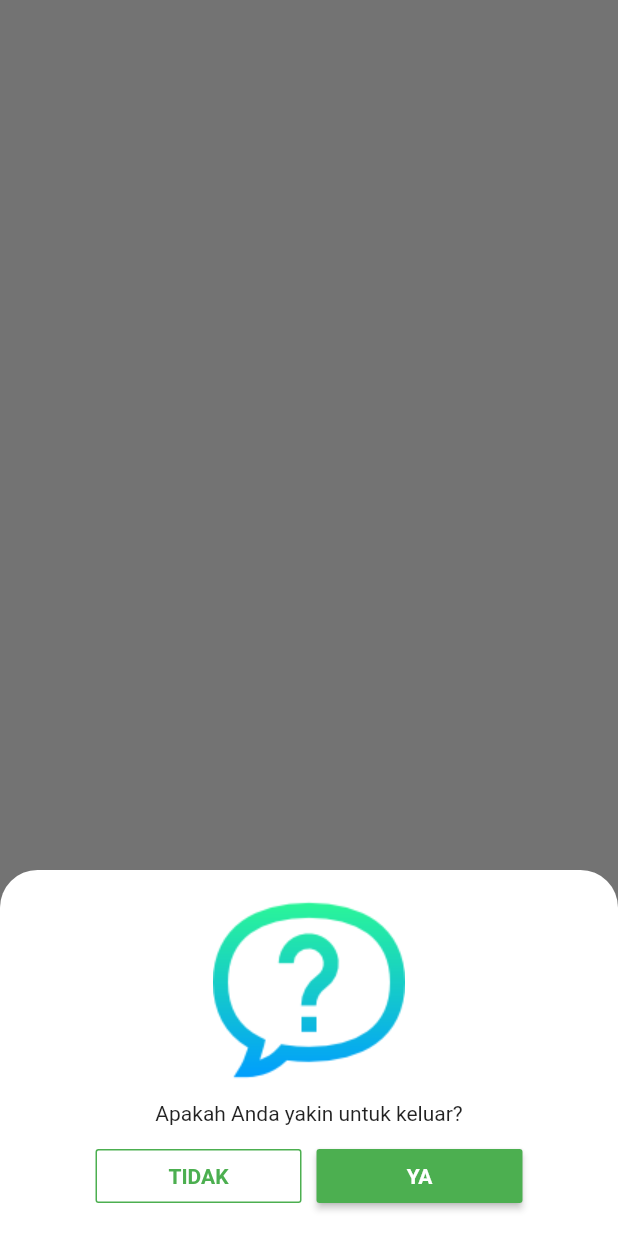
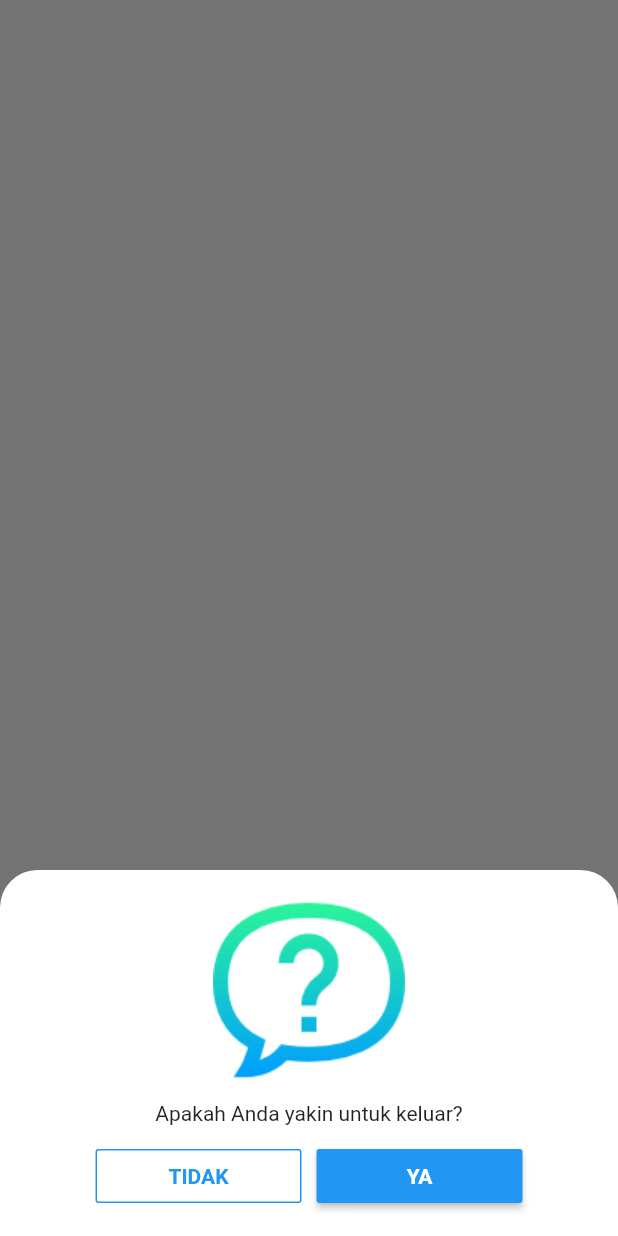
Before and after one commit to firdausmaulan/Kalkulator-Zakat-Flutter, a Flutter app: what showExitDialog() shows on an empty page, opened directly, on a phone screen of 412 x 824 dp. Run offline on Flutter 3.47's test engine with Material 2 defaults, Android fonts, the phone set to English and light mode, and no system bars; missing offline and left inert: back_button_interceptor; network calls fail.

Commit message:
refactor color

```diff
--- a/lib/features/exit_dialog.dart
+++ b/lib/features/exit_dialog.dart
@@ -32,11 +32,11 @@ void showExitDialog(context) {
                         onPressed: () async {
                           Navigator.pop(context);
                         },
-                        borderSide: BorderSide(color: Colors.green),
+                        borderSide: BorderSide(color: Constants.PRIMARY_COLOR),
                         child: Text(
                           "Tidak".toUpperCase(),
                           style: TextStyle(
-                              color: Colors.green,
+                              color: Constants.PRIMARY_COLOR,
                               fontWeight: FontWeight.bold),
                         )),
                   ),
--- a/lib/utils/constants.dart
+++ b/lib/utils/constants.dart
@@ -4,4 +4,4 @@ import 'package:flutter/material.dart';
 
 const String APP_NAME = "Kalkulator Zakat";
 const String CURRENCY = "Rp.";
-const MaterialColor PRIMARY_COLOR = Colors.green;
+const MaterialColor PRIMARY_COLOR = Colors.blue;
```
